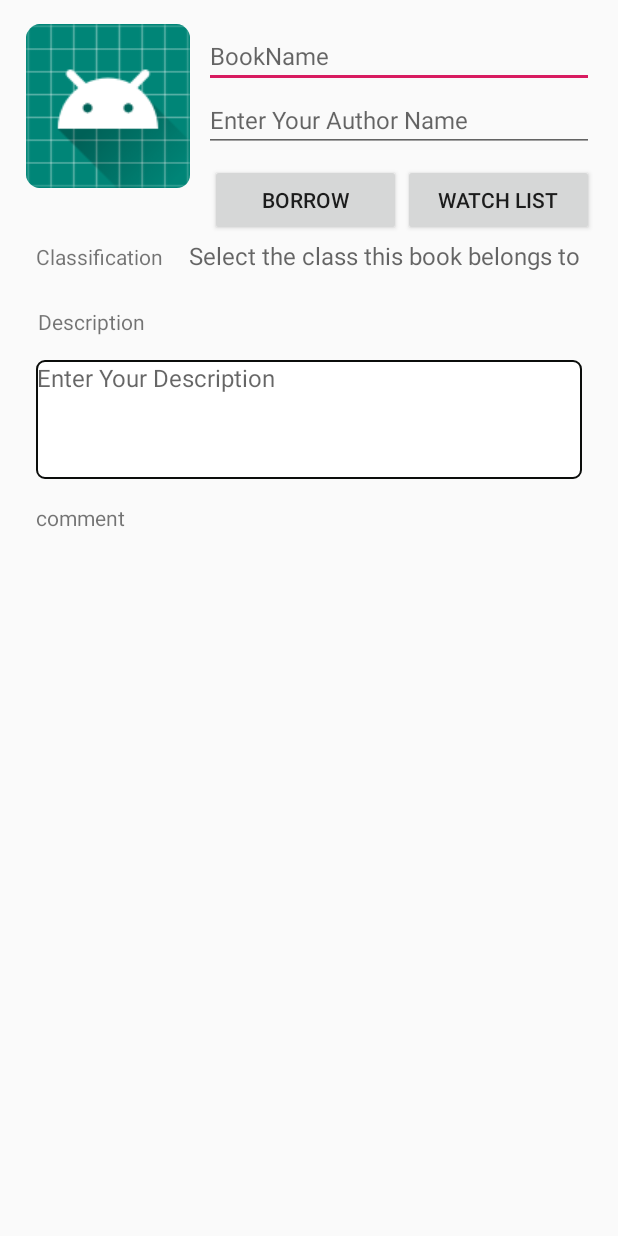
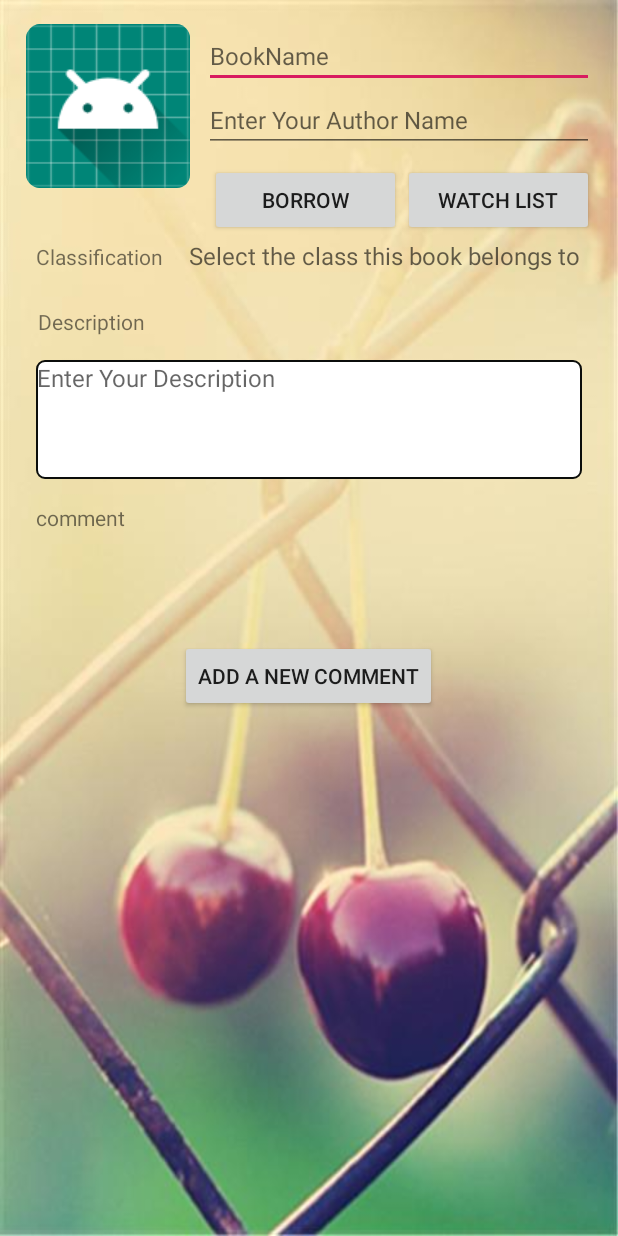
Before and after one commit to CMPUT301W19T01/I_love_reading, an Android app: the layout activity_item_view.xml on its own in the app's theme, with its tools: preview values and no code run, on a phone screen of 412 x 824 dp. Run offline under Robolectric (Android 15) with nearby library versions, the phone set to English and light mode, and no system bars.

Commit message:
Add Comment Button

```diff
--- a/app/src/main/AndroidManifest.xml
+++ b/app/src/main/AndroidManifest.xml
@@ -9,7 +9,8 @@
         android:roundIcon="@mipmap/ic_launcher_round"
         android:supportsRtl="true"
         android:theme="@style/AppTheme">
-        <activity android:name=".Activity.RequestDetailActivity"></activity>
+        <activity android:name=".Activity.AddCommentActivity"></activity>
+        <activity android:name=".Activity.RequestDetailActivity" />
         <activity android:name=".Activity.SignUpActivity" />
         <activity android:name=".Activity.MainActivity">
             <intent-filter>
--- a/app/src/main/res/layout/activity_item_view.xml
+++ b/app/src/main/res/layout/activity_item_view.xml
@@ -5,6 +5,7 @@
     android:id="@+id/constraintLayout"
     android:layout_width="match_parent"
     android:layout_height="match_parent"
+    android:background="@drawable/image_Background2"
     tools:context=".Activity.ItemViewActivity">
 
     <ScrollView
@@ -155,6 +156,7 @@
                 android:layout_marginTop="8dp"
                 android:layout_marginEnd="8dp"
                 android:layout_marginRight="8dp"
+                android:layout_marginBottom="24dp"
                 app:layout_constraintBottom_toBottomOf="parent"
                 app:layout_constraintEnd_toEndOf="parent"
                 app:layout_constraintStart_toStartOf="parent"
@@ -185,6 +187,23 @@
                 app:layout_constraintEnd_toEndOf="parent"
                 app:layout_constraintStart_toEndOf="@+id/TextViewClassification" />
 
+            <Button
+                android:id="@+id/ButtonAddComment"
+                android:layout_width="wrap_content"
+                android:layout_height="wrap_content"
+                android:layout_marginStart="8dp"
+                android:layout_marginLeft="8dp"
+                android:layout_marginTop="16dp"
+                android:layout_marginEnd="8dp"
+                android:layout_marginRight="8dp"
+                android:layout_marginBottom="8dp"
+                android:text="@string/AddComment"
+                app:layout_constraintBottom_toBottomOf="parent"
+                app:layout_constraintEnd_toEndOf="parent"
+                app:layout_constraintHorizontal_bias="0.498"
+                app:layout_constraintStart_toStartOf="parent"
+                app:layout_constraintTop_toBottomOf="@+id/ListViewComments" />
         </android.support.constraint.ConstraintLayout>
     </ScrollView>
+
 </android.support.constraint.ConstraintLayout>
--- a/app/src/main/res/values/strings.xml
+++ b/app/src/main/res/values/strings.xml
@@ -42,4 +42,7 @@
     <string name="RequestMap">Map</string>
     <string name="Button_accept">Accept</string>
     <string name="Button_deny">Deny</string>
+    <string name="AddComment">Add a new Comment</string>
+    <string name="EnterComment">Enter your comment</string>
+    <string name= "ClickRate">Click to select the rate</string>
 </resources>
```
Also changed, not shown: app/src/main/java/com/example/libo/myapplication/Activity/AddCommentActivity.java (added, +49 -0 lines), app/src/main/java/com/example/libo/myapplication/Activity/ItemViewActivity.java (+41 -1 lines), app/src/main/res/layout/activity_add_comment.xml (added, +83 -0 lines), app/src/main/res/drawable/image_Background.jpg (added), app/src/main/res/drawable/image_Background2.jpg (added), app/src/main/res/drawable/timg.jpg (added).
